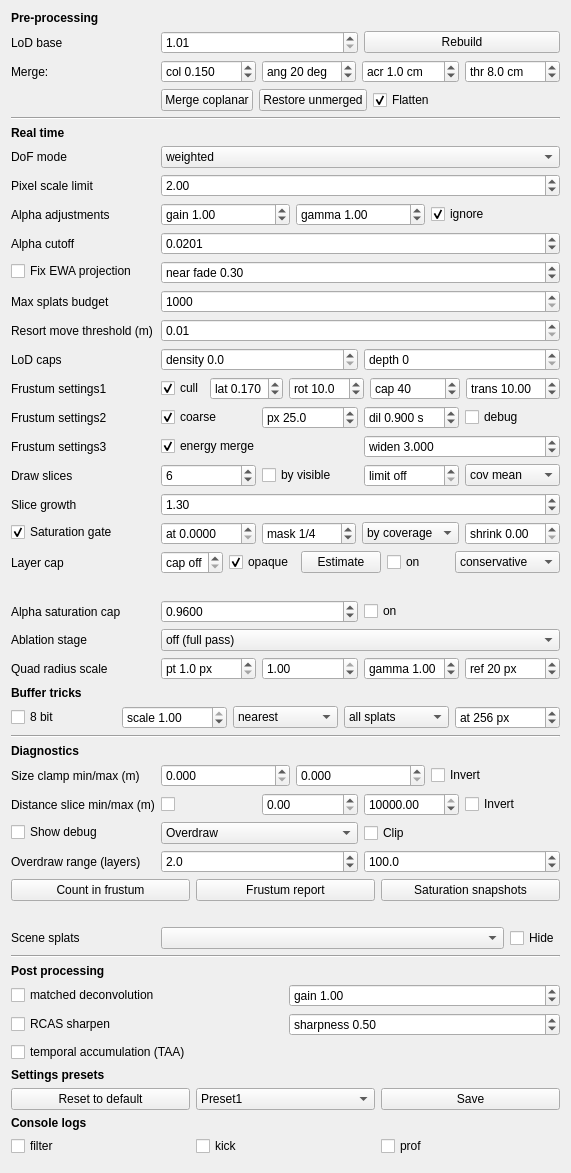
This is gui_client/GaussianSplatSettingsWidget.ui in russiaman/substrata_robo as Qt 5 draws it before an edit. The edited form follows.
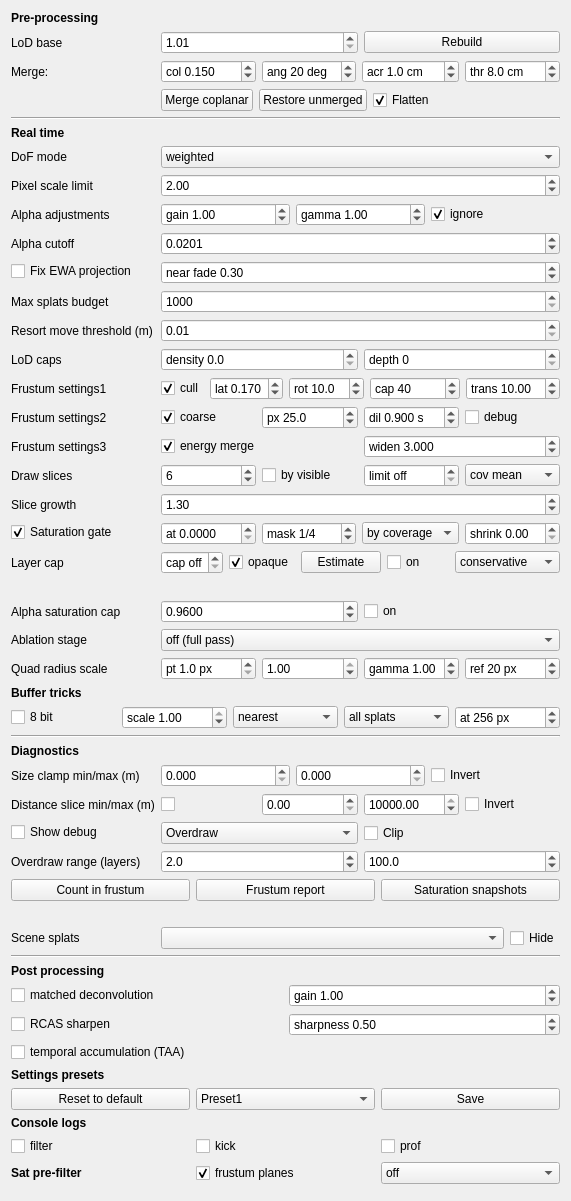
This is the edited form.

Commit message: Splat UI: saturation pre-filter mode + frustum planes toggle

```diff
--- a/gui_client/GaussianSplatSettingsWidget.ui
+++ b/gui_client/GaussianSplatSettingsWidget.ui
@@ -2384,6 +2384,58 @@
     </widget>
    </item>
    <item row="45" column="0" colspan="2">
+    <layout class="QHBoxLayout" name="satPrefilterHorizontalLayout">
+     <item>
+      <widget class="QLabel" name="satPrefilterSectionLabel">
+       <property name="text">
+        <string>Sat pre-filter</string>
+       </property>
+       <property name="styleSheet">
+        <string notr="true">font-weight: bold;</string>
+       </property>
+       <property name="toolTip">
+        <string>SESSION074: pre-GPU saturation cull - see snapshots/2026-08-24-session074-cpu-saturation-prefilter-plan.md. Estimates, from the coarse LoD floor, which directions from the camera are already opaque before the fine draw list is built, so an occluded fine node can be skipped before it ever costs a vertex-shader instance - not just its blend cost, unlike the existing saturation gate below. Off by default; only active when Coarse floor (above) is also enabled, since the estimate is built from it.</string>
+       </property>
+      </widget>
+     </item>
+     <item>
+      <widget class="QCheckBox" name="filterFrustumPlanesCheckBox">
+       <property name="text">
+        <string>frustum planes</string>
+       </property>
+       <property name="checked">
+        <bool>true</bool>
+       </property>
+       <property name="toolTip">
+        <string>SESSION074: whether the per-orientation filter rejects nodes outside the view frustum. On = the normal pipeline. Off keeps the whole split-filter machinery running (U(P) is still built and streamed, the saturation pre-filter still tests every node) but stops culling by view - so frustum culling and saturation culling can be measured independently on one scene: turn this off to see what the saturation pre-filter gives on its own, leave it on with the pre-filter off to see what frustum culling gives on its own. Not the same as the Frustum cull checkbox above, which takes the whole split architecture down with it and reverts to the old whole-traversal path. The coarse floor drops out of the draw list while this is off, which is correct: it exists only to plug frustum-edge gaps, and there is no frustum edge.</string>
+       </property>
+      </widget>
+     </item>
+     <item>
+      <widget class="QComboBox" name="satPrefilterModeComboBox">
+       <property name="toolTip">
+        <string>off: stage fully disabled, zero cost. count: Stage A - builds the estimate and tests every fine node, but never actually drops anything; use with the Frustum debug log (filter checkbox below) to see the [gsr-sat] trace. drop: Stage B - actually excludes flagged nodes from the draw list.</string>
+       </property>
+       <item>
+        <property name="text">
+         <string>off</string>
+        </property>
+       </item>
+       <item>
+        <property name="text">
+         <string>count</string>
+        </property>
+       </item>
+       <item>
+        <property name="text">
+         <string>drop</string>
+        </property>
+       </item>
+      </widget>
+     </item>
+    </layout>
+   </item>
+   <item row="46" column="0" colspan="2">
     <spacer name="verticalSpacer">
      <property name="orientation">
       <enum>Qt::Vertical</enum>
```
The commit also changes 2 other files.
